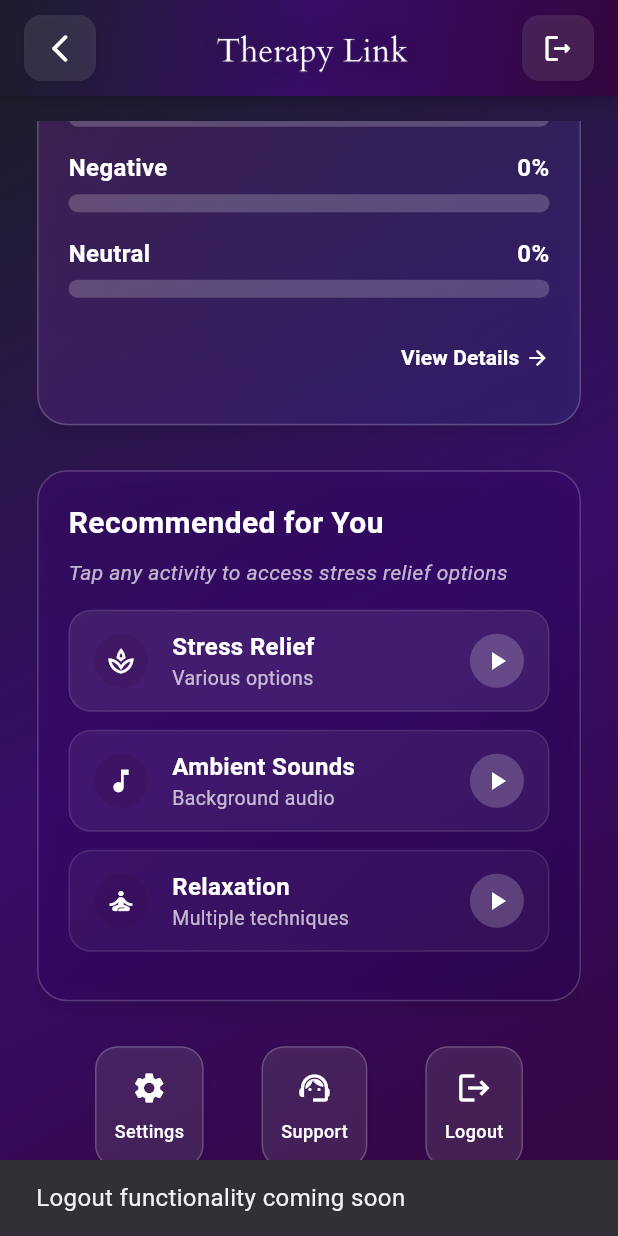
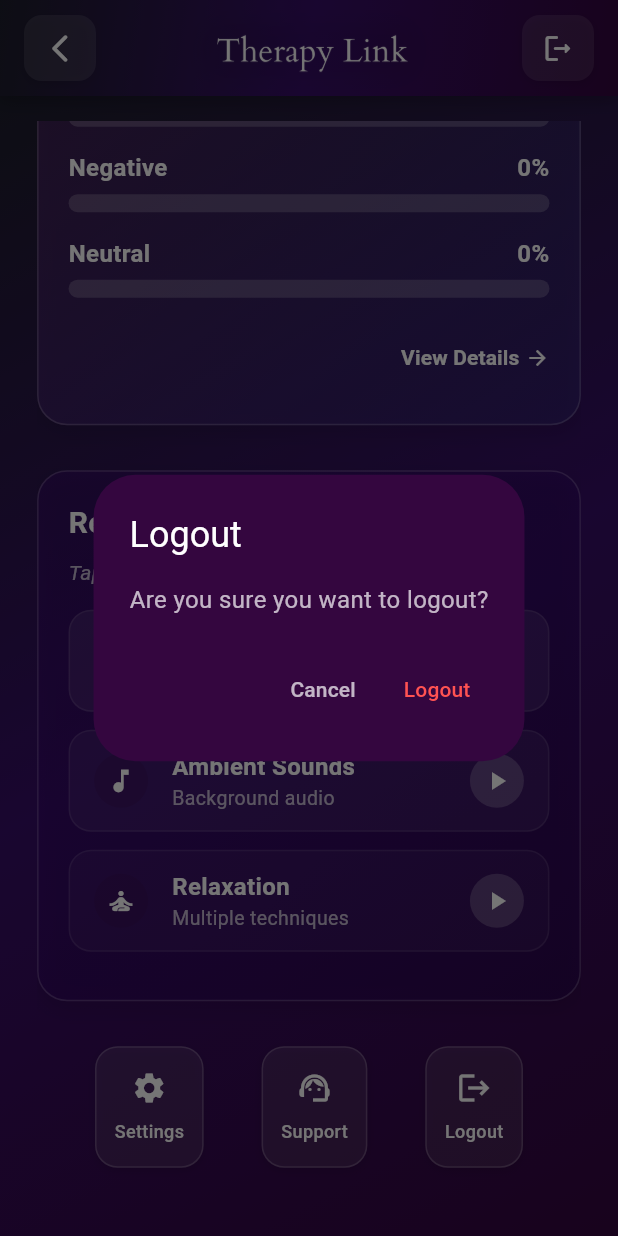
Before and after one commit to azamali992/fyp_therapylink, a Flutter app: the ProfilePage screen opened directly, scrolled down 959 dp, after a tap on "Logout", on a phone screen of 412 x 824 dp. Run offline on Flutter 3.47's test engine with Material 3 defaults, Android fonts, the phone set to English and light mode, and no system bars; our stand-ins replace audioplayers, bloc, cloud_firestore, concentric_transition, country_picker, dio and 16 more; accounts and stored records are empty.

Commit message:
implemented the username in profile page, chat screen , corrrected the chat screen ui

```diff
--- a/lib/Views/profilepage.dart
+++ b/lib/Views/profilepage.dart
@@ -9,6 +9,7 @@ import 'package:firebase_auth/firebase_auth.dart';
 import 'package:therapylink/Views/stress_relieving.dart';
 import 'package:therapylink/Views/profile_info.dart';
 import 'package:therapylink/Views/moodanalysis.dart';
+import 'package:therapylink/Views/settings.dart'; // Import your settings page
 
 class ProfilePage extends StatefulWidget {
   const ProfilePage({
@@ -83,11 +84,12 @@ class _ProfilePageState extends State<ProfilePage>
         if (userDoc.exists) {
           final userData = userDoc.data() as Map<String, dynamic>;
           setState(() {
-            // Basic profile info
-            _name = userData['fullName'] ?? userData['name'] ?? 'User';
+            // Use username as the primary display name
+            _name = userData['username'] ??
+                userData['fullName'] ??
+                userData['name'] ??
+                'User';
             _email = user.email ?? 'user@example.com';
-
-            // Don't set _currentMood here anymore as it will be determined by sentiment data
 
             // Additional profile details from profile_info.dart approach
             _dob = userData['dob'] ?? '';
@@ -586,15 +588,17 @@ class _ProfilePageState extends State<ProfilePage>
                                     alignment: Alignment.centerRight,
                                     child: TextButton(
                                       onPressed: () {
-                                        // Navigate to detailed mood analysis
-                                        ScaffoldMessenger.of(context)
-                                            .showSnackBar(
-                                          const SnackBar(
-                                            content: Text(
-                                                'Detailed mood analysis coming soon'),
-                                            duration: Duration(seconds: 2),
+                                        // Navigate to MoodAnalysisPage for detailed analysis
+                                        Navigator.push(
+                                          context,
+                                          MaterialPageRoute(
+                                            builder: (context) =>
+                                                const MoodAnalysisPage(),
                                           ),
-                                        );
+                                        ).then((_) {
+                                          // Refresh data when returning from the mood analysis page
+                                          _loadSentimentData();
+                                        });
                                       },
                                       style: TextButton.styleFrom(
                                         foregroundColor: Colors.white,
@@ -701,11 +705,12 @@ class _ProfilePageState extends State<ProfilePage>
                                   'Settings',
                                   Icons.settings,
                                   () {
-                                    ScaffoldMessenger.of(context).showSnackBar(
-                                      const SnackBar(
-                                        content:
-                                            Text('Settings page coming soon'),
-                                        duration: Duration(seconds: 2),
+                                    // Navigate to the existing settings page
+                                    Navigator.push(
+                                      context,
+                                      MaterialPageRoute(
+                                        builder: (context) =>
+                                            const SettingsPage(), // Use your existing SettingsPage
                                       ),
                                     );
                                   },
@@ -726,15 +731,66 @@ class _ProfilePageState extends State<ProfilePage>
                                 _buildActionButton(
                                   'Logout',
                                   Icons.logout,
-                                  () {
-                                    // Logout functionality would go here
-                                    ScaffoldMessenger.of(context).showSnackBar(
-                                      const SnackBar(
-                                        content: Text(
-                                            'Logout functionality coming soon'),
-                                        duration: Duration(seconds: 2),
+                                  () async {
+                                    // Show confirmation dialog
+                                    final shouldLogout = await showDialog<bool>(
+                                      context: context,
+                                      builder: (context) => AlertDialog(
+                                        backgroundColor: AppColors.bgpurple,
+                                        title: const Text(
+                                          'Logout',
+                                          style: TextStyle(color: Colors.white),
+                                        ),
+                                        content: const Text(
+                                          'Are you sure you want to logout?',
+                                          style:
+                                              TextStyle(color: Colors.white70),
+                                        ),
+                                        actions: [
+                                          TextButton(
+                                            onPressed: () =>
+                                                Navigator.pop(context, false),
+                                            child: const Text(
+                                              'Cancel',
+                                              style: TextStyle(
+                                                  color: Colors.white70),
+                                            ),
+                                          ),
+                                          TextButton(
+                                            onPressed: () =>
+                                                Navigator.pop(context, true),
+                                            child: const Text(
+                                              'Logout',
+                                              style: TextStyle(
+                                                  color: Colors.redAccent),
+                                            ),
+                                          ),
+                                        ],
                                       ),
                                     );
+
+                                    // Proceed with logout if confirmed
+                                    if (shouldLogout == true) {
+                                      try {
+                                        await _auth.signOut();
+
+                                        // Navigate to login screen and clear all previous routes
+                                        Navigator.pushNamedAndRemoveUntil(
+                                          context,
+                                          '/login', // Make sure this route name matches your login route
+                                          (route) => false,
+                                        );
+                                      } catch (e) {
+                                        ScaffoldMessenger.of(context)
+                                            .showSnackBar(
+                                          SnackBar(
+                                            content:
+                                                Text('Error logging out: $e'),
+                                            backgroundColor: Colors.red,
+                                          ),
+                                        );
+                                      }
+                                    }
                                   },
                                 ),
                               ],
```
Also changed, not shown: lib/Views/home_page.dart (+58 -19 lines), lib/Views/profile_info.dart (+9 -4 lines).
